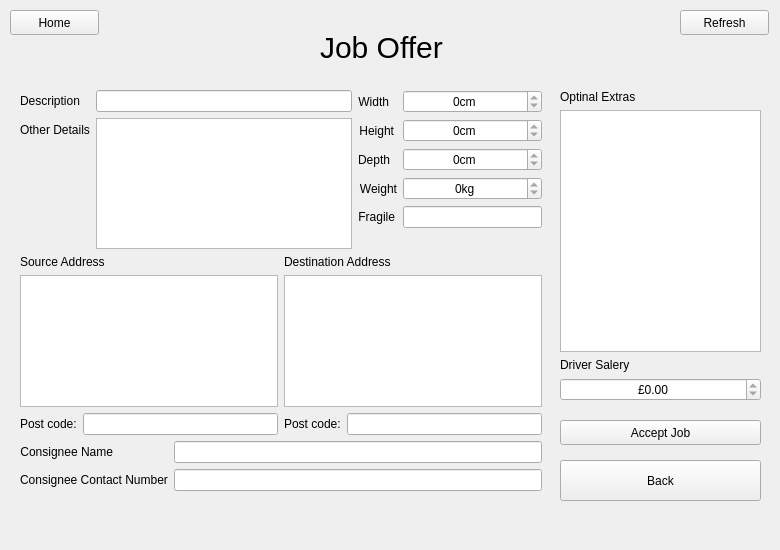
Qt form ui/driverpage.ui (JakWaterfall/E-transport-Marketplace) before a commit.
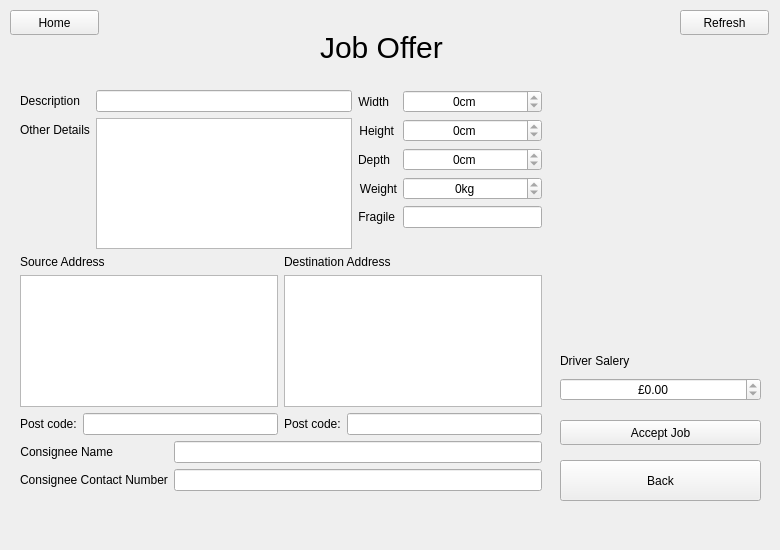
The same form after that commit. The open tabs and pages were chosen to show the change.

The edit to the form file:
```diff
--- a/ui/driverpage.ui
+++ b/ui/driverpage.ui
@@ -580,38 +580,12 @@
      <property name="geometry">
       <rect>
        <x>560</x>
-       <y>60</y>
+       <y>320</y>
        <width>201</width>
-       <height>311</height>
+       <height>51</height>
       </rect>
      </property>
      <layout class="QVBoxLayout" name="JobBox_JobOffer">
-      <item>
-       <widget class="QLabel" name="optionalLabel_JobOffer">
-        <property name="text">
-         <string>Optinal Extras</string>
-        </property>
-        <property name="alignment">
-         <set>Qt::AlignLeading|Qt::AlignLeft|Qt::AlignVCenter</set>
-        </property>
-        <property name="buddy">
-         <cstring>descEdit_NewOrder</cstring>
-        </property>
-       </widget>
-      </item>
-      <item>
-       <widget class="QPlainTextEdit" name="optionalExtrasEdit_JobOffer">
-        <property name="enabled">
-         <bool>true</bool>
-        </property>
-        <property name="readOnly">
-         <bool>false</bool>
-        </property>
-        <property name="plainText">
-         <string/>
-        </property>
-       </widget>
-      </item>
       <item>
        <widget class="QLabel" name="driverPriceLabel_JobOffer">
         <property name="text">
```
Left out of the diff: 32 changed lines with no effect on the pictures.
